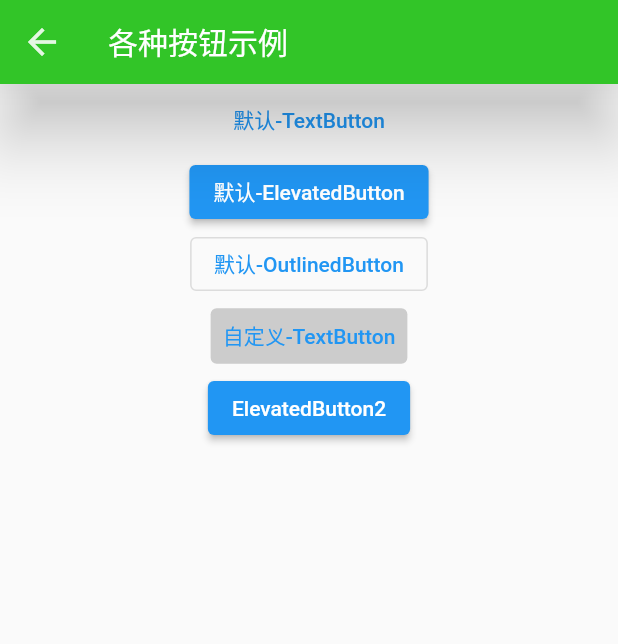
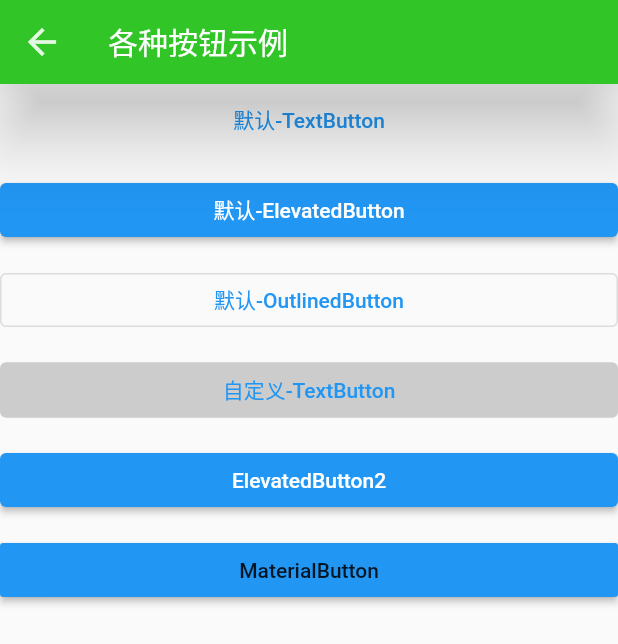
Before and after one commit to a454892215/my_flutter, a Flutter app: the ButtonSamplePage screen opened by its route, on a phone screen of 412 x 824 dp. Shown: the top 644 px of the screen. Run offline on Flutter 3.47's test engine with Material 2 defaults, Android fonts, the phone set to English and light mode, and no system bars; our stand-ins replace fluttertoast, pull_to_refresh.

Commit message:
materialButton

```diff
--- a/lib/pages/button_sample_page.dart
+++ b/lib/flutter_learn/note03_button_sample_page.dart
@@ -12,14 +12,17 @@ class ButtonSamplePage extends StatelessWidget {
       ),
       body: Align(
         alignment: Alignment.topCenter,
-        child: Column(
+        child: ListView(
           children: [
             TextButton(
               onPressed: () => Toast.toast("默认-TextButton"),
               child: const Text("默认-TextButton"),
             ),
+            const Padding(padding: EdgeInsets.only(top: 12)),
             ElevatedButton(onPressed: () => Toast.toast("默认-ElevatedButton"), child: const Text("默认-ElevatedButton")),
+            const Padding(padding: EdgeInsets.only(top: 12)),
             OutlinedButton(onPressed: () => Toast.toast("默认-OutlinedButton"), child: const Text("默认-OutlinedButton")),
+            const Padding(padding: EdgeInsets.only(top: 12)),
             TextButton(
               onPressed: () => Toast.toast("自定义-TextButton"),
               style: ButtonStyle(
@@ -27,7 +30,14 @@ class ButtonSamplePage extends StatelessWidget {
               ),
               child: const Text("自定义-TextButton"),
             ),
+            const Padding(padding: EdgeInsets.only(top: 12)),
             ElevatedButton(onPressed: () => Toast.toast("ElevatedButton"), child: const Text("ElevatedButton2")),
+            const Padding(padding: EdgeInsets.only(top: 12)),
+            MaterialButton(
+              onPressed: () =>Toast.toast("MaterialButton"),
+              color: Colors.blue,
+              child: const Text("MaterialButton"),
+            ),
           ],
         ),
       ),
--- a/lib/material_apps.dart
+++ b/lib/material_apps.dart
@@ -1,6 +1,6 @@
 import 'package:flutter/material.dart';
 import 'package:my_flutter_lib_3/flutter_learn/note16_custom_scroll_sample2.dart';
-import 'package:my_flutter_lib_3/pages/button_sample_page.dart';
+import 'package:my_flutter_lib_3/flutter_learn/note03_button_sample_page.dart';
 import 'package:my_flutter_lib_3/pages/err_page.dart';
 import 'package:my_flutter_lib_3/pages/page1.dart';
 import 'package:my_flutter_lib_3/pages/page2.dart';
--- a/lib/pages/page1.dart
+++ b/lib/pages/page1.dart
@@ -34,10 +34,10 @@ class Page1State extends State {
               //   RouterButton(params: ["/page1", "去首页"]),
               //   RouterButton(params: ["/page2", "去页面2"]),
               //   RouterButton(params: ["/page3", "去页面3"]),
-              RouterButton(params: ["/ButtonSamplePage", "按钮示例页面"]),
               RouterButton(params: ["/TabIndicatorSamplePage", "去-TabIndicatorSamplePage-页面"]),
               RouterButton(params: ["/ScaffoldSamplePage", "去-ScaffoldSamplePage-页面"]),
               RouterButton(params: ["/ProviderSamplePage", "去-ProviderSamplePage-页面"]),
+              RouterButton(params: ["/ButtonSamplePage", "去-ButtonSamplePage-页面"]),
               RouterButton(params: ["/TextSamplePage", "去-TextSamplePage-页面"]),
               RouterButton(params: ["/TextFieldSamplePage", "去-TextFieldSamplePage-页面"]),
               RouterButton(params: ["/CheckboxSamplePage", "去-CheckboxSamplePage-页面"]),
```
